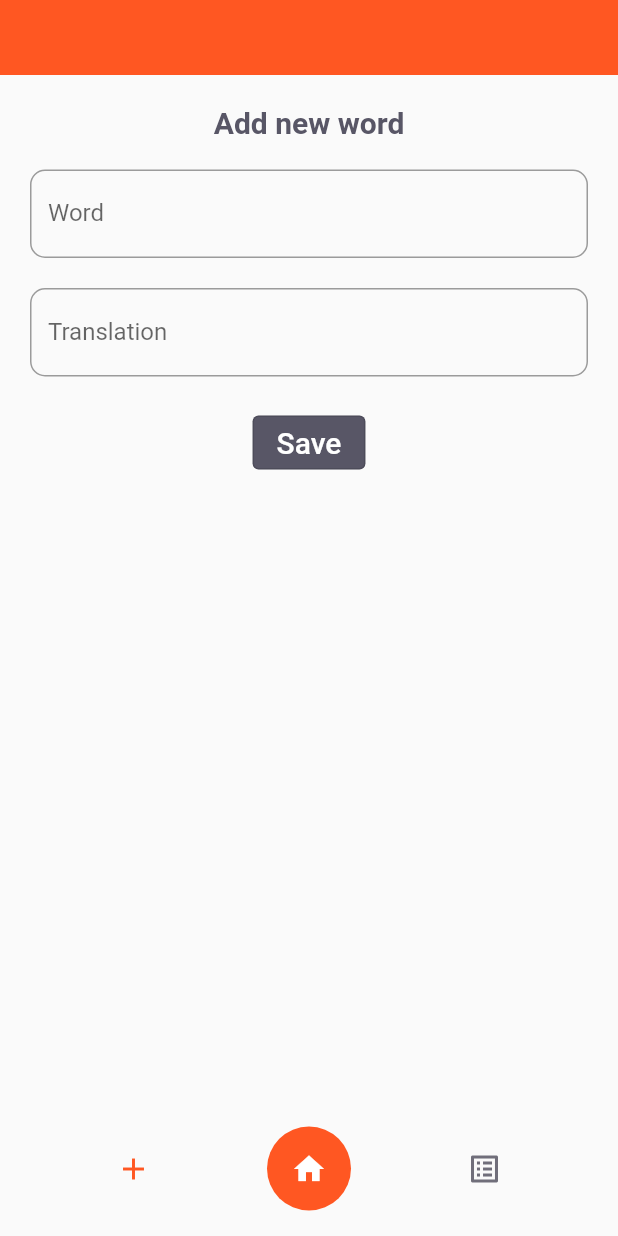
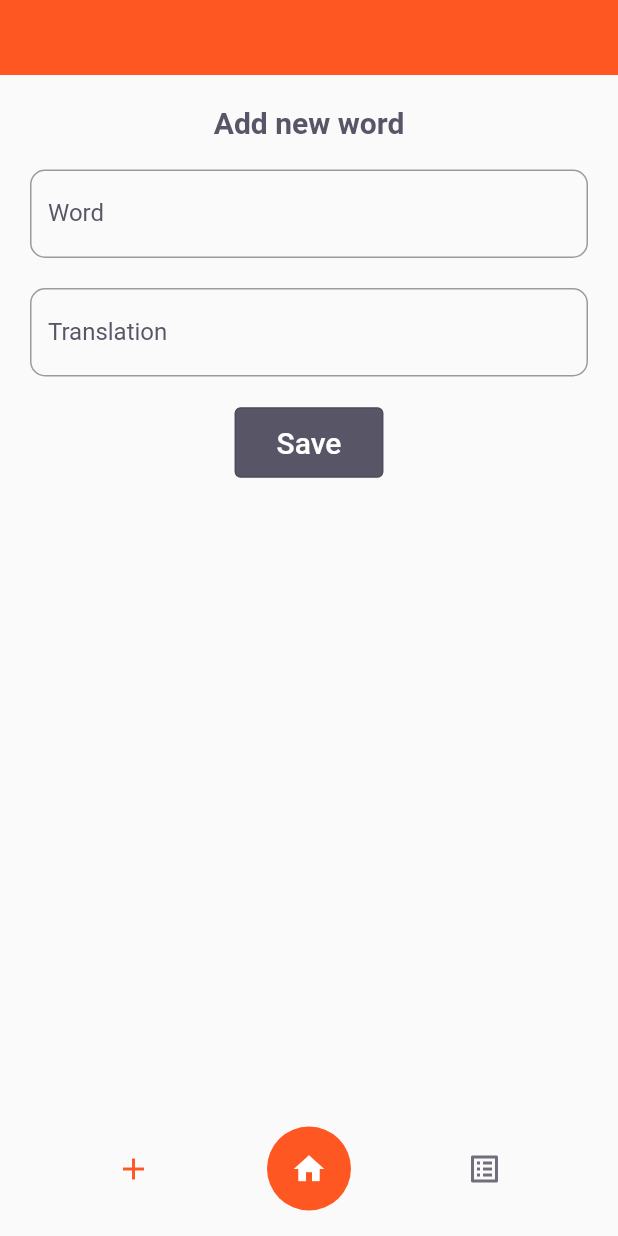
Before and after one commit to gustavobonassa/word-generator-app, a Flutter app: the screen it shows after launch, on a phone screen of 412 x 824 dp. Run offline on Flutter 3.47's test engine with Material 2 defaults, Android fonts, the phone set to English and light mode, and no system bars; our stand-ins replace fluttertoast, google_fonts, shared_preferences.

Commit message:
fix: bugs and styles

```diff
--- a/lib/modules/word/word_controller.dart
+++ b/lib/modules/word/word_controller.dart
@@ -49,7 +49,9 @@ class WordController {
       getRandomWord();
       return goodWords[_random.nextInt(goodWords.length)];
     } else {
-      return badWords[_random.nextInt(badWords.length)];
+      return badWords[_random.nextInt(badWords.length)] +
+          " - the right answer is: " +
+          currentWord.translation!;
     }
   }
 }
--- a/lib/modules/word/word_page.dart
+++ b/lib/modules/word/word_page.dart
@@ -16,6 +16,7 @@ class WordPage extends StatefulWidget {
 
 class _WordPageState extends State<WordPage> {
   final _controller = WordController();
+  final _translationController = TextEditingController();
   void showWebColoredToast(String message) {
     Fluttertoast.showToast(
       msg: message,
@@ -62,6 +63,7 @@ class _WordPageState extends State<WordPage> {
               ),
               InputTextWidget(
                 label: "Translation",
+                controller: _translationController,
                 onChanged: (value) {
                   _controller.onChange(value);
                 },
@@ -74,6 +76,7 @@ class _WordPageState extends State<WordPage> {
                   onPressed: () {
                     String message = _controller.verifyWord();
                     showWebColoredToast(message);
+                    _translationController.clear();
                   }),
             ],
           )),
--- a/lib/shared/widgets/input_text/input_text.dart
+++ b/lib/shared/widgets/input_text/input_text.dart
@@ -1,4 +1,5 @@
 import 'package:flutter/material.dart';
+import 'package:whatword/shared/themes/app_colors.dart';
 
 class InputTextWidget extends StatelessWidget {
   final String label;
@@ -15,7 +16,13 @@ class InputTextWidget extends StatelessWidget {
       controller: controller,
       decoration: InputDecoration(
         labelText: label,
+        labelStyle: TextStyle(color: AppColors.heading),
         hintText: 'Type the $label',
+        focusedBorder: const OutlineInputBorder(
+          borderSide: BorderSide(
+            color: AppColors.primary,
+          ),
+        ),
         border: OutlineInputBorder(
           borderRadius: BorderRadius.circular(10),
         ),
--- a/lib/shared/widgets/label_button/label_button.dart
+++ b/lib/shared/widgets/label_button/label_button.dart
@@ -1,6 +1,5 @@
 import 'package:flutter/material.dart';
 import 'package:whatword/shared/themes/app_colors.dart';
-import 'package:whatword/shared/themes/app_text_styles.dart';
 
 class LabelButton extends StatelessWidget {
   final String label;
@@ -15,11 +14,14 @@ class LabelButton extends StatelessWidget {
   @override
   Widget build(BuildContext context) {
     return OutlinedButton(
-      child: Text(
-        label,
-        style: TextStyle(
-          color: AppColors.background,
-          fontSize: 20,
+      child: Padding(
+        padding: const EdgeInsets.all(12.0),
+        child: Text(
+          label,
+          style: TextStyle(
+            color: AppColors.background,
+            fontSize: 20,
+          ),
         ),
       ),
       onPressed: onPressed,
--- a/lib/shared/widgets/list_item/list_item.dart
+++ b/lib/shared/widgets/list_item/list_item.dart
@@ -1,4 +1,3 @@
-import 'package:animated_card/animated_card.dart';
 import 'package:flutter/material.dart';
 
 import 'package:whatword/shared/models/word_model.dart';
@@ -11,8 +10,7 @@ class ListItemWidget extends StatelessWidget {
 
   @override
   Widget build(BuildContext context) {
-    return AnimatedCard(
-      direction: AnimatedCardDirection.left,
+    return Card(
       child: ListTile(
         title: Text(data.word!),
         subtitle: Text(data.translation!),
--- a/pubspec.yaml
+++ b/pubspec.yaml
@@ -3,7 +3,7 @@ description: A new Flutter project.
 
 # The following line prevents the package from being accidentally published to
 # pub.dev using `flutter pub publish`. This is preferred for private packages.
-publish_to: 'none' # Remove this line if you wish to publish to pub.dev
+publish_to: "none" # Remove this line if you wish to publish to pub.dev
 
 # The following defines the version and build number for your application.
 # A version number is three numbers separated by dots, like 1.2.43
@@ -30,13 +30,11 @@ dependencies:
   flutter:
     sdk: flutter
 
-
   # The following adds the Cupertino Icons font to your application.
   # Use with the CupertinoIcons class for iOS style icons.
   cupertino_icons: ^1.0.2
   google_fonts: ^2.1.0
   shared_preferences: ^2.0.11
-  animated_card: ^2.0.0
   fluttertoast: ^8.0.8
 
 dev_dependencies:
@@ -55,7 +53,6 @@ dev_dependencies:
 
 # The following section is specific to Flutter.
 flutter:
-
   # The following line ensures that the Material Icons font is
   # included with your application, so that you can use the icons in
   # the material Icons class.
```
Also changed, not shown: lib/modules/word_list/word_list.dart (+29 -2 lines), pubspec.lock.
